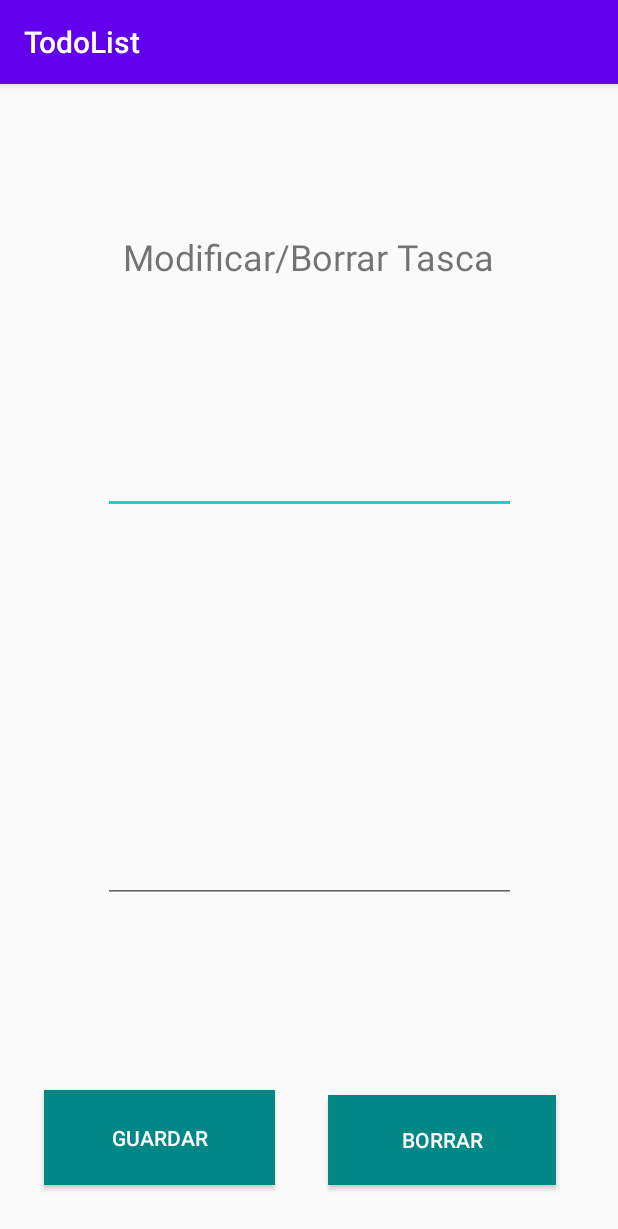
After one commit to JoanBF20/TodoList, an Android app: the EditionTask screen opened directly, with no data from a screen before it, on a phone screen of 412 x 824 dp. The commit adds this screen. Shown: the top 1229 px of the screen. Run offline under Robolectric (Android 15) with nearby library versions, the phone set to English and light mode, and no system bars.

Commit message:
Editar i borrar
Nova activitat per poder modificar la tasca o borrarla per sempre

```diff
--- a/app/build.gradle
+++ b/app/build.gradle
@@ -27,6 +27,7 @@ dependencies {
     implementation 'androidx.appcompat:appcompat:1.2.0'
     implementation 'androidx.constraintlayout:constraintlayout:2.0.4'
     implementation 'com.google.android.material:material:1.2.1'
+    implementation 'com.google.code.gson:gson:2.8.6'
     testImplementation 'junit:junit:4.12'
     androidTestImplementation 'androidx.test.ext:junit:1.1.2'
     androidTestImplementation 'androidx.test.espresso:espresso-core:3.3.0'
--- a/app/src/main/AndroidManifest.xml
+++ b/app/src/main/AndroidManifest.xml
@@ -9,7 +9,8 @@
         android:roundIcon="@mipmap/ic_launcher_round"
         android:supportsRtl="true"
         android:theme="@style/AppTheme">
-        <activity android:name=".addTask"></activity>
+        <activity android:name=".EditionTask"></activity>
+        <activity android:name=".addTask" />
         <activity android:name=".MainActivity">
             <intent-filter>
                 <action android:name="android.intent.action.MAIN" />
--- /dev/null
+++ b/app/src/main/res/layout/activity_edition_task.xml
@@ -0,0 +1,69 @@
+<?xml version="1.0" encoding="utf-8"?>
+<androidx.constraintlayout.widget.ConstraintLayout xmlns:android="http://schemas.android.com/apk/res/android"
+    xmlns:app="http://schemas.android.com/apk/res-auto"
+    xmlns:tools="http://schemas.android.com/tools"
+    android:layout_width="match_parent"
+    android:layout_height="match_parent"
+    tools:context=".EditionTask">
+
+    <TextView
+        android:id="@+id/textView"
+        android:layout_width="wrap_content"
+        android:layout_height="wrap_content"
+        android:text="Modificar/Borrar Tasca"
+        android:textSize="24sp"
+        app:layout_constraintBottom_toBottomOf="parent"
+        app:layout_constraintEnd_toEndOf="parent"
+        app:layout_constraintHorizontal_bias="0.498"
+        app:layout_constraintStart_toStartOf="parent"
+        app:layout_constraintTop_toTopOf="parent"
+        app:layout_constraintVertical_bias="0.134" />
+
+    <EditText
+        android:id="@+id/title"
+        android:layout_width="275dp"
+        android:layout_height="60dp"
+        app:layout_constraintBottom_toBottomOf="parent"
+        app:layout_constraintEnd_toEndOf="parent"
+        app:layout_constraintStart_toStartOf="parent"
+        app:layout_constraintTop_toTopOf="parent"
+        app:layout_constraintVertical_bias="0.32" />
+
+    <EditText
+        android:id="@+id/description"
+        android:layout_width="275dp"
+        android:layout_height="186dp"
+        app:layout_constraintBottom_toBottomOf="parent"
+        app:layout_constraintEnd_toEndOf="parent"
+        app:layout_constraintStart_toStartOf="parent"
+        app:layout_constraintTop_toTopOf="parent"
+        app:layout_constraintVertical_bias="0.619" />
+
+    <Button
+        android:id="@+id/save"
+        android:layout_width="154dp"
+        android:layout_height="63dp"
+        android:background="@color/design_default_color_secondary_variant"
+        android:text="Guardar"
+        android:textColor="@color/design_default_color_background"
+        app:layout_constraintBottom_toBottomOf="parent"
+        app:layout_constraintEnd_toEndOf="parent"
+        app:layout_constraintHorizontal_bias="0.113"
+        app:layout_constraintStart_toStartOf="parent"
+        app:layout_constraintTop_toTopOf="parent"
+        app:layout_constraintVertical_bias="0.952" />
+
+    <Button
+        android:id="@+id/delete"
+        android:layout_width="152dp"
+        android:layout_height="60dp"
+        android:background="@color/design_default_color_secondary_variant"
+        android:text="Borrar"
+        android:textColor="@color/design_default_color_background"
+        app:layout_constraintBottom_toBottomOf="parent"
+        app:layout_constraintEnd_toEndOf="parent"
+        app:layout_constraintHorizontal_bias="0.842"
+        app:layout_constraintStart_toStartOf="parent"
+        app:layout_constraintTop_toTopOf="parent"
+        app:layout_constraintVertical_bias="0.952" />
+</androidx.constraintlayout.widget.ConstraintLayout>
--- a/app/src/main/res/layout/task_detail.xml
+++ b/app/src/main/res/layout/task_detail.xml
@@ -4,7 +4,8 @@
     xmlns:app="http://schemas.android.com/apk/res-auto"
     xmlns:tools="http://schemas.android.com/tools"
     android:layout_width="match_parent"
-    android:layout_height="match_parent">
+    android:layout_height="match_parent"
+    android:descendantFocusability="blocksDescendants" >
 
     <CheckBox
         android:id="@+id/complete"
```
Also changed, not shown: app/src/main/java/com/example/todolist/EditionTask.java (added, +70 -0 lines), app/src/main/java/com/example/todolist/MainActivity.java (+39 -1 lines).
